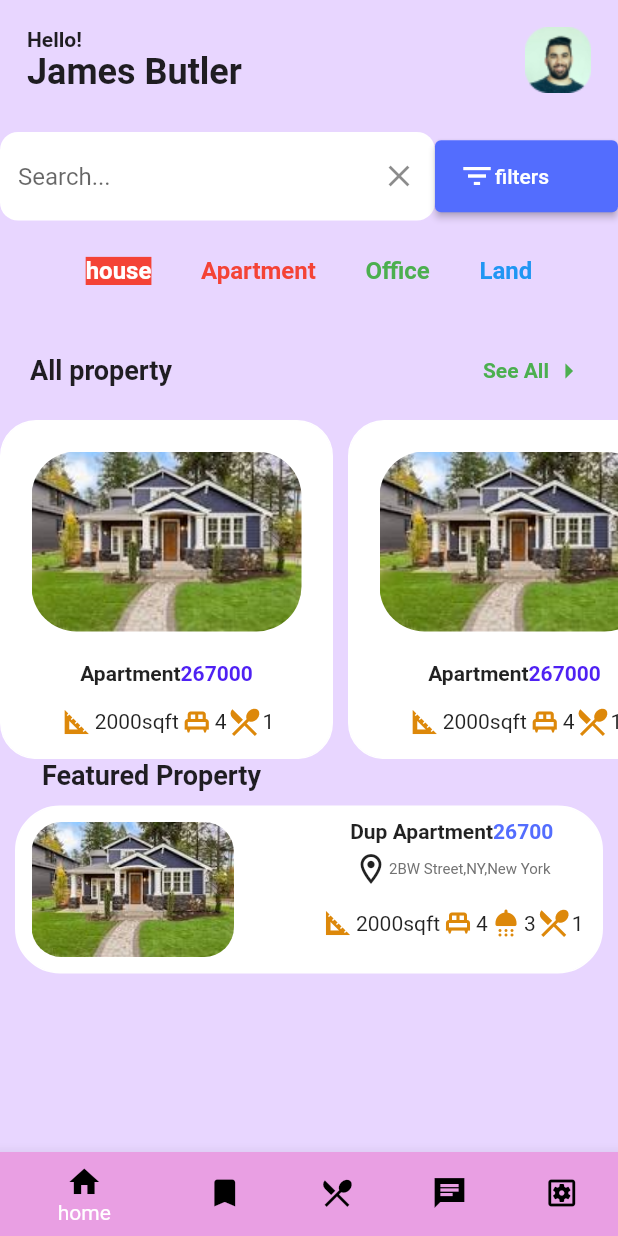
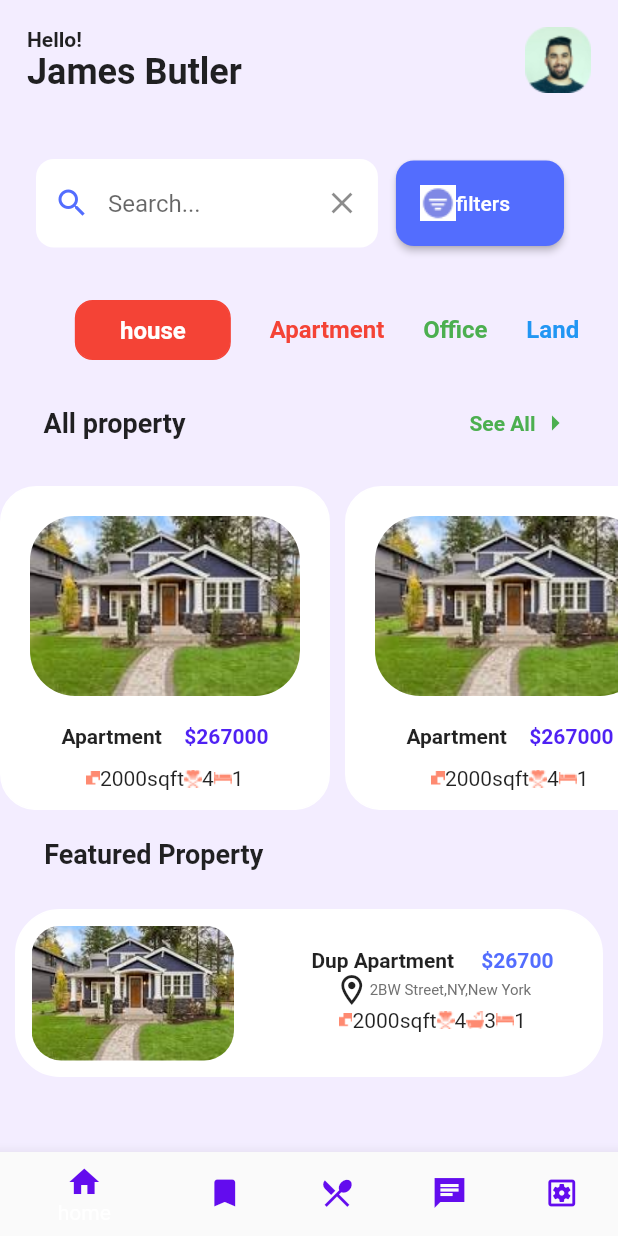
Before and after one commit to Kendra-ui/exercise1, a Flutter app: the screen it shows after launch, on a phone screen of 412 x 824 dp. Run offline on Flutter 3.47's test engine with Material 2 defaults, Android fonts, the phone set to English and light mode, and no system bars.

Commit message:
my first commit

```diff
--- a/lib/homepage.dart
+++ b/lib/homepage.dart
@@ -14,7 +14,7 @@ class _HomePageState extends State<HomePage> {
   Widget build(BuildContext context) {
 
     return Scaffold(
-      backgroundColor:  const Color.fromARGB(255, 232, 214, 255),
+      backgroundColor:  Color.fromARGB(255, 243, 237, 255),
 
        body:  SafeArea(
 
@@ -38,7 +38,7 @@ class _HomePageState extends State<HomePage> {
               ],
             ),
             ),
-            Padding(padding:  const EdgeInsets.only(top: 8),
+            Padding(padding:  const EdgeInsets.fromLTRB(24, 15, 24, 24),
             child: Row(
               mainAxisAlignment: MainAxisAlignment.spaceBetween,
               children: [
@@ -46,6 +46,9 @@ class _HomePageState extends State<HomePage> {
                   child: TextField(
                     controller: _searchController,
                     decoration: InputDecoration(
+                      prefixIcon: IconButton(icon: Icon(Icons.search, color: Colors.indigoAccent,) ,
+                      onPressed: () =>
+                      _searchController.clear(),),
                       hintText: 'Search...',
                       filled: true,
                       fillColor: Colors.white,
@@ -61,36 +64,62 @@ class _HomePageState extends State<HomePage> {
                   ),
                 ),
 
-              ElevatedButton(
+              Padding(padding: EdgeInsets.all(12),
+              child: ElevatedButton(
                 onPressed: () {},
-                style: ElevatedButton.styleFrom(
-                  backgroundColor: Colors.indigoAccent
+                style: ButtonStyle(
+                  backgroundColor: MaterialStateProperty.all<Color>(Colors.indigoAccent),
+                  shape: MaterialStateProperty.all<RoundedRectangleBorder>(
+                    RoundedRectangleBorder(
+                      borderRadius: BorderRadius.circular(12.0),
+                    )
+                  )
+
                 ),
-                child: const Row(
+                child:  Row(
                 children: [
-                Icon(Icons.filter_list_sharp, size: 24.0,),
-                Text('filters'),
-                SizedBox(
-                  width: 30,
-                  height: 48,
+                Image.asset('assets/images/filter-circle.jpg'),
+                const Text('filters', textAlign: TextAlign.center,),
+                const SizedBox(
+                  width: 20,
+                  height: 57,
                 )
                   ],
                   ),
-                  )
+                  ),
+                  ),
+
               ],
               ),
               ),
-              const Padding(padding: EdgeInsets.all(24),
+               Padding(padding: EdgeInsets.only(left: 24),
               child: Row(
                 mainAxisAlignment: MainAxisAlignment.spaceEvenly,
                 children: [
-                  Text('house', style: TextStyle(fontSize: 16, fontWeight: FontWeight.w700, color: Colors.white, backgroundColor: Colors.red)),
+                  Center(
+                    child:Container(
+                      width: 104,
+                      height: 40,
+                      decoration: BoxDecoration(
+                        color: Colors.red,
+                        border: Border.all(color: Colors.red,),
+                        borderRadius: BorderRadius.circular(12)
+                      ),
+                      child:
+                      const Padding(padding: EdgeInsets.all(10),
+                      child:
+                        const Text('house', textAlign:TextAlign.center, style: TextStyle(fontSize: 16, fontWeight: FontWeight.w700, color: Colors.white, )
+                        ),
+                      ),
+                    ),
+                  ),
+
                   Text('Apartment', style: TextStyle(fontSize: 16, fontWeight: FontWeight.w700, color: Colors.red )),
                   Text('Office', style: TextStyle(fontSize: 16, fontWeight: FontWeight.w700, color: Colors.green, )),
                   Text('Land', style: TextStyle(fontSize: 16, fontWeight: FontWeight.w700, color: Colors.blue, )),
                 ]),
                 ),
-             const Padding(padding: EdgeInsets.all(20),
+             const Padding(padding: EdgeInsets.all(29),
              child: Row(
               children: [
                 Text('All property', style: TextStyle(fontSize: 18, fontWeight: FontWeight.w700)),
@@ -114,7 +143,7 @@ class _HomePageState extends State<HomePage> {
               child: Column(
                 children: [
 
-                  Padding(padding: const EdgeInsets.all(20),
+                  Padding(padding: const EdgeInsets.all(19),
                   child: ClipRRect(
                     borderRadius: BorderRadius.circular(30),
                     child: Image.asset('assets/images/house.jpeg'),
@@ -124,24 +153,29 @@ class _HomePageState extends State<HomePage> {
                     children: [
 
                     Text('Apartment', style: TextStyle(fontWeight: FontWeight.bold),),
-                    Text('267000', style: TextStyle(fontWeight: FontWeight.bold, color: Color.fromARGB(255, 79, 33, 243)),),
+
+                    Padding(padding: EdgeInsets.only(left:15),
+                    child:
+                    Text('\$267000', style: TextStyle(fontWeight: FontWeight.bold, color: Color.fromARGB(255, 79, 33, 243)),),
+)
 
                   ],
                   ),
-                  const Padding(padding: EdgeInsets.all(12.01),
+                   Padding(padding: EdgeInsets.all(12.01),
                   child: Row(
                     mainAxisAlignment: MainAxisAlignment.spaceBetween,
                     children: [
-                     Icon(Icons.square_foot_sharp, color: Color.fromARGB(255, 221, 136, 10),),
+                     Image.asset('assets/images/sqt.jpg', height: 10, width: 9,),
                      Text('2000sqft'),
 
-                     Icon(Icons.single_bed_outlined, color: Color.fromARGB(255, 221, 136, 10),),
+                     Image.asset('assets/images/bed.jpg', height: 12, width: 12,),
                      Text('4'),
 
-                     Icon(Icons.restaurant_menu_outlined, color: Color.fromARGB(255, 221, 136, 10),),
+                     Image.asset('assets/images/restaurant.jpg', height: 12, width: 12,),
                      Text('1'),
                     ],
-                  ),)
+                  ),
+                  ),
                 ],
               ),
              ),
@@ -150,7 +184,7 @@ class _HomePageState extends State<HomePage> {
              ),
              ),
 
-            const Padding(padding: EdgeInsets.only(right:210),
+            const Padding(padding: EdgeInsets.fromLTRB(24, 19, 231, 16),
             child:
             Text('Featured Property', textAlign: TextAlign.left, style: TextStyle(fontSize: 18,fontWeight: FontWeight.w700),),
             ),
@@ -175,48 +209,54 @@ class _HomePageState extends State<HomePage> {
 
                 ),
                  ),
-                 const Column(
+
+                 Padding(padding: EdgeInsets.fromLTRB(6,11,32,15),
+                 child:
+                  Column(
 
                   children: [
-                    Row(
-                      mainAxisAlignment: MainAxisAlignment.spaceEvenly,
+                    const Row(
+                      mainAxisAlignment: MainAxisAlignment.spaceAround,
                       children: [
                   Text('Dup Apartment', style: TextStyle(fontSize: 14, fontWeight: FontWeight.w700)),
-                  Text('26700', style: TextStyle(fontSize: 14, fontWeight: FontWeight.w700, color: Colors.indigoAccent))
+
+                  Padding(padding: EdgeInsets.only(left:18),
+                  child:
+                  Text('\$26700', style: TextStyle(fontSize: 14, fontWeight: FontWeight.w700, color: Colors.indigoAccent))
+                )
 
                       ],
                     ),
-                    Padding(padding: EdgeInsets.only(top:5),
-                      child: Row(
-                      mainAxisAlignment: MainAxisAlignment.spaceBetween,
 
+                       const Row(
                         children: [
                       Icon(Icons.location_on_outlined),
                       Text('2BW Street,NY,New York', style: TextStyle(fontSize: 10, fontWeight: FontWeight.w400, color: Color.fromARGB(255, 114, 114, 114)))
                         ],
                       ),
-                    ),
 
-                   Padding(padding: EdgeInsets.all(12.01),
-                  child: Row(
-                    mainAxisAlignment: MainAxisAlignment.spaceBetween,
+
+              Row(
+                    mainAxisAlignment: MainAxisAlignment.spaceEvenly,
+                    crossAxisAlignment: CrossAxisAlignment.center,
                     children: [
-                     Icon(Icons.square_foot_sharp, color: Color.fromARGB(255, 221, 136, 10),),
+                     Image.asset('assets/images/sqt.jpg', height: 10, width: 9,),
                      Text('2000sqft'),
 
-                     Icon(Icons.single_bed_outlined, color: Color.fromARGB(255, 221, 136, 10),),
+                     Image.asset('assets/images/bed.jpg', height: 12, width: 12,),
                      Text('4'),
 
-                     Icon(Icons.shower_rounded, color: Color.fromARGB(255, 221, 136, 10),),
+                     Image.asset('assets/images/shower.jpg', height: 12, width: 12,),
                      Text('3'),
 
-                     Icon(Icons.restaurant_menu_outlined, color: Color.fromARGB(255, 221, 136, 10),),
+                     Image.asset('assets/images/restaurant.jpg', height: 12, width: 12,),
                      Text('1'),
                     ],
                   ),
-                  ),
+
                 ],
         )
+            )
         ],
         ),
         ]),
--- a/lib/main.dart
+++ b/lib/main.dart
@@ -57,7 +57,7 @@ class _homepageState extends State<homepage>{
   Widget build(BuildContext context) {
 
     return  Scaffold(
-          backgroundColor:  const Color.fromARGB(255, 232, 214, 255),
+          backgroundColor:  Color.fromARGB(255, 223, 202, 252),
           body:screen[_currentIndex],
 
 
@@ -65,35 +65,30 @@ class _homepageState extends State<homepage>{
         bottomNavigationBar: BottomNavigationBar(
           onTap: onTappedBar,
           currentIndex: _currentIndex,
-          items: const [
+          items:  [
             BottomNavigationBarItem(
-              icon: Icon(Icons.home, color: Colors.black,),
+              icon: Icon(Icons.home, color: Color.fromARGB(255, 99, 12, 238),),
               label: ('home'),
-              backgroundColor: Color.fromARGB(255, 233, 159, 227)
               ),
 
               BottomNavigationBarItem(
-              icon: Icon(Icons.bookmark, color: Colors.black,),
+              icon: Icon(Icons.bookmark, color: Color.fromARGB(255, 99, 12, 238)),
               label: ('bookmark'),
-              backgroundColor: Color.fromARGB(255, 64, 249, 255)
               ),
 
               BottomNavigationBarItem(
-              icon: Icon(Icons.restaurant_menu_outlined, color: Colors.black,),
+              icon: Icon(Icons.restaurant_menu_outlined, color:Color.fromARGB(255, 99, 12, 238)),
               label: ('menu'),
-              backgroundColor: Color.fromARGB(255, 64, 255, 198)
               ),
 
               BottomNavigationBarItem(
-              icon: Icon(Icons.chat_sharp, color: Colors.black,),
+              icon: Icon(Icons.chat_sharp, color: Color.fromARGB(255, 99, 12, 238),),
               label: ('chat'),
-              backgroundColor: Color.fromARGB(255, 226, 255, 64)
               ),
 
               BottomNavigationBarItem(
-              icon: Icon(Icons.settings_applications_outlined, color: Colors.black,),
+              icon: Icon(Icons.settings_applications_outlined, color: Color.fromARGB(255, 99, 12, 238),),
               label: ('setting'),
-              backgroundColor: Color.fromARGB(255, 233, 64, 255)
               ),
 
 
--- a/pubspec.yaml
+++ b/pubspec.yaml
@@ -8,6 +8,7 @@ environment:
 
 dependencies:
   curved_navigation_bar: ^1.0.3 #latest version
+  carousel_slider: ^4.0.0
   flutter:
     sdk: flutter
 
```
Also changed, not shown: lib/bookmark.dart (+94 -6 lines), assets/images/Bookmark.jpg (added), assets/images/Chat.jpg (added), assets/images/Home.jpg (added), assets/images/Menu_Grid.jpg (added), assets/images/Setting.jpg (added), assets/images/bed.jpg (added), assets/images/filter-circle.jpg (added), assets/images/filter-circle.svg (added), assets/images/h1.jpeg (added), assets/images/h2.jpeg (added), assets/images/h3.jpeg (added), assets/images/restaurant.jpg (added), assets/images/shower.jpg (added), 2 more files.
